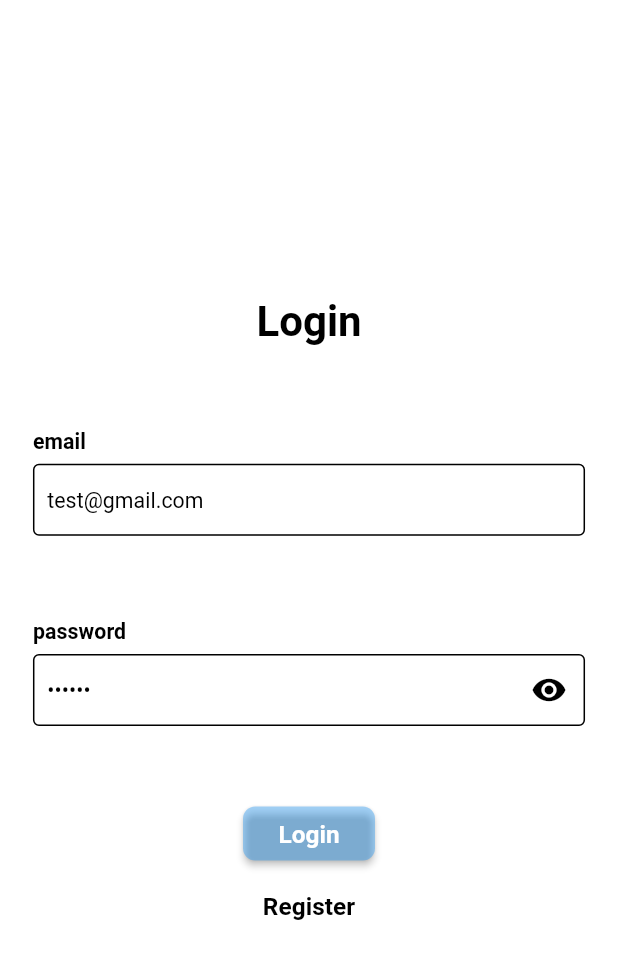
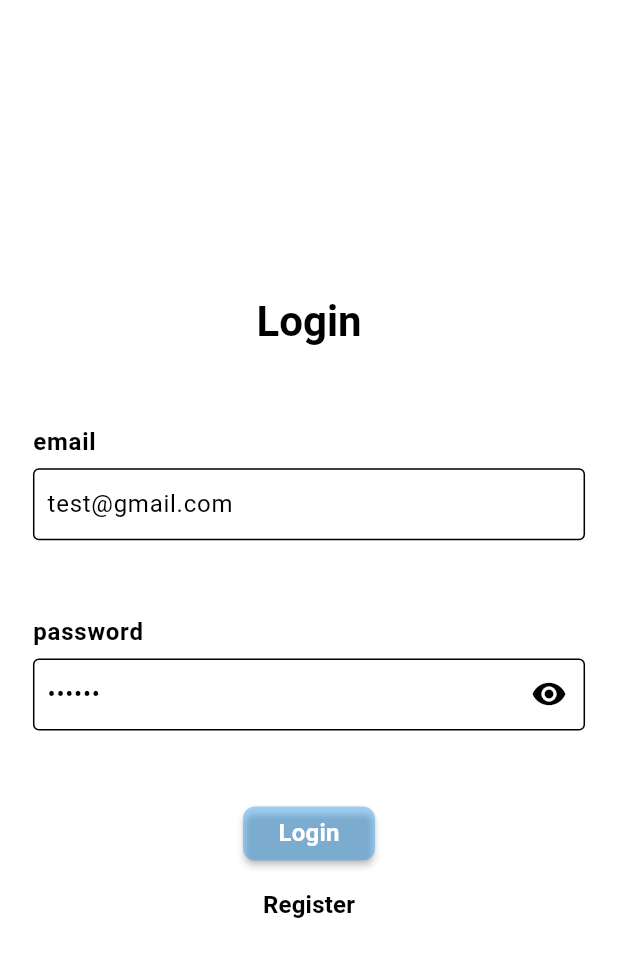
Before and after one commit to CaoGiaHieu-dev/chat-example, a Flutter app: the screen it shows after launch, on a phone screen of 412 x 824 dp. Shown: the top 959 px of the screen. Run offline on Flutter 3.47's test engine with Material 3 defaults, Android fonts, the phone set to English and light mode, and no system bars; our stand-ins replace cloud_firestore, dio, firebase_auth, firebase_core, firebase_database, firebase_storage and 7 more; accounts and stored records are empty; generated files the repository leaves out were written again.

Commit message:
update config theme

```diff
--- a/lib/core/theme.dart
+++ b/lib/core/theme.dart
@@ -30,6 +30,54 @@ class AppTheme {
         ),
       );
 
+  static TextTheme textThemeScale(TextTheme textTheme) => textTheme.copyWith(
+        labelSmall: textTheme.labelSmall?.copyWith(
+          fontSize: textTheme.labelSmall?.fontSize?.sp,
+        ),
+        labelMedium: textTheme.labelMedium?.copyWith(
+          fontSize: textTheme.labelMedium?.fontSize?.sp,
+        ),
+        labelLarge: textTheme.labelLarge?.copyWith(
+          fontSize: textTheme.labelLarge?.fontSize?.sp,
+        ),
+        bodySmall: textTheme.bodySmall?.copyWith(
+          fontSize: textTheme.bodySmall?.fontSize?.sp,
+        ),
+        bodyMedium: textTheme.bodyMedium?.copyWith(
+          fontSize: textTheme.bodyMedium?.fontSize?.sp,
+        ),
+        bodyLarge: textTheme.bodyLarge?.copyWith(
+          fontSize: textTheme.bodyLarge?.fontSize?.sp,
+        ),
+        titleSmall: textTheme.titleSmall?.copyWith(
+          fontSize: textTheme.titleSmall?.fontSize?.sp,
+        ),
+        titleMedium: textTheme.titleMedium?.copyWith(
+          fontSize: textTheme.titleMedium?.fontSize?.sp,
+        ),
+        titleLarge: textTheme.titleLarge?.copyWith(
+          fontSize: textTheme.titleLarge?.fontSize?.sp,
+        ),
+        displaySmall: textTheme.displaySmall?.copyWith(
+          fontSize: textTheme.displaySmall?.fontSize?.sp,
+        ),
+        displayMedium: textTheme.displayMedium?.copyWith(
+          fontSize: textTheme.displayMedium?.fontSize?.sp,
+        ),
+        displayLarge: textTheme.displayLarge?.copyWith(
+          fontSize: textTheme.displayLarge?.fontSize?.sp,
+        ),
+        headlineSmall: textTheme.headlineSmall?.copyWith(
+          fontSize: textTheme.headlineSmall?.fontSize?.sp,
+        ),
+        headlineMedium: textTheme.headlineMedium?.copyWith(
+          fontSize: textTheme.headlineMedium?.fontSize?.sp,
+        ),
+        headlineLarge: textTheme.headlineLarge?.copyWith(
+          fontSize: textTheme.headlineLarge?.fontSize?.sp,
+        ),
+      );
+
   static ThemeData get lightTheme {
     const colorScheme = ColorScheme.light();
     final textTheme = themeData(colorScheme).textTheme;
@@ -52,40 +100,7 @@ class AppTheme {
         ),
         centerTitle: false,
       ),
-      textTheme: textTheme.copyWith(
-        labelLarge: textTheme.labelLarge!.copyWith(
-          fontSize: 14.sp,
-          letterSpacing: 0.04.sp,
-        ),
-        bodyLarge: textTheme.bodyLarge!.copyWith(
-          fontSize: 14.sp,
-          letterSpacing: 0.04.sp,
-        ),
-        bodyMedium: textTheme.bodyMedium!.copyWith(
-          fontSize: 14.sp,
-          letterSpacing: 0.04.sp,
-        ),
-        titleMedium: textTheme.titleMedium!.copyWith(
-          fontSize: 16.sp,
-          letterSpacing: 0.04.sp,
-        ),
-        titleSmall: textTheme.titleSmall!.copyWith(
-          fontSize: 16.sp,
-          letterSpacing: 0.04.sp,
-        ),
-        bodySmall: textTheme.bodySmall!.copyWith(
-          fontSize: 12.sp,
-          letterSpacing: 0.04.sp,
-        ),
-        labelSmall: textTheme.labelSmall!.copyWith(
-          fontSize: 10.sp,
-          letterSpacing: 0.04.sp,
-        ),
-        titleLarge: textTheme.titleLarge!.copyWith(
-          fontSize: 20.sp,
-          letterSpacing: 0.04.sp,
-        ),
-      ),
+      textTheme: textThemeScale(textTheme),
     );
   }
 
@@ -104,32 +119,7 @@ class AppTheme {
         ),
         centerTitle: false,
       ),
-      textTheme: textTheme.copyWith(
-        labelLarge: textTheme.labelLarge!.copyWith(
-          fontSize: 14.sp,
-        ),
-        bodyLarge: textTheme.bodyLarge!.copyWith(
-          fontSize: 14.sp,
-        ),
-        bodyMedium: textTheme.bodyMedium!.copyWith(
-          fontSize: 14.sp,
-        ),
-        titleMedium: textTheme.titleMedium!.copyWith(
-          fontSize: 16.sp,
-        ),
-        titleSmall: textTheme.titleSmall!.copyWith(
-          fontSize: 16,
-        ),
-        bodySmall: textTheme.bodySmall!.copyWith(
-          fontSize: 12.sp,
-        ),
-        labelSmall: textTheme.labelSmall!.copyWith(
-          fontSize: 10.sp,
-        ),
-        titleLarge: textTheme.titleLarge!.copyWith(
-          fontSize: 20.sp,
-        ),
-      ),
+      textTheme: textThemeScale(textTheme),
     );
   }
 }
--- a/lib/main.dart
+++ b/lib/main.dart
@@ -2,6 +2,7 @@ import 'dart:async';
 import 'package:firebase_core/firebase_core.dart';
 import 'package:flutter/gestures.dart';
 import 'package:flutter/material.dart';
+import 'firebase_options.dart';
 import 'root.dart';
 
 void main() {
@@ -24,5 +25,5 @@ void main() {
 Future<void> _initService() async {
   WidgetsFlutterBinding.ensureInitialized();
 
-  await Firebase.initializeApp();
+  await Firebase.initializeApp(options: DefaultFirebaseOptions.currentPlatform);
 }
--- a/lib/root.dart
+++ b/lib/root.dart
@@ -16,13 +16,13 @@ class RootApp extends StatelessWidget {
       designSize: const Size(375, 812),
       minTextAdapt: true,
       splitScreenMode: true,
-      builder: (context, child) {
+      builder: (context, _) {
         return MaterialApp.router(
           backButtonDispatcher: RootBackButtonDispatcher(),
+          debugShowCheckedModeBanner: false,
           theme: AppTheme.lightTheme,
           darkTheme: AppTheme.darkTheme,
           themeMode: AppTheme.themeMode,
-          debugShowCheckedModeBanner: false,
           routeInformationProvider: AppRouter.router.routeInformationProvider,
           routeInformationParser: AppRouter.router.routeInformationParser,
           routerDelegate: AppRouter.router.routerDelegate,
```
Also changed, not shown: lib/firebase_options.dart, 8 other files.
